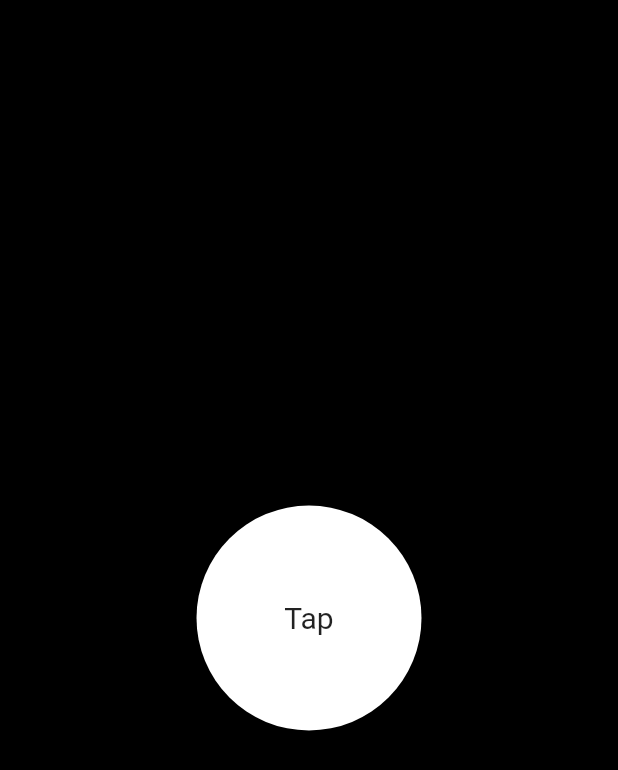
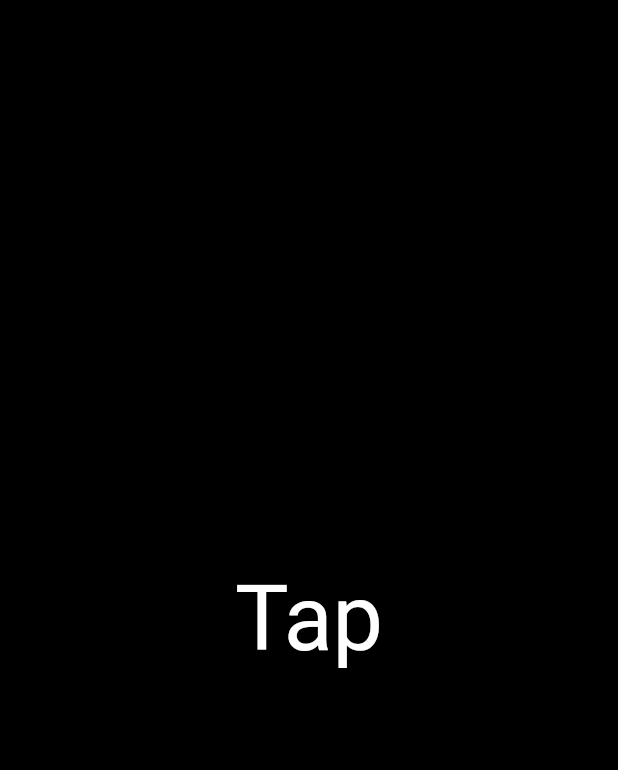
Before and after one commit to epconccs/dayts, a Flutter app: the screen it shows after launch, on a phone screen of 412 x 824 dp. Shown: the top 770 px of the screen. Run offline on Flutter 3.47's test engine with Material 2 defaults, Android fonts, the phone set to English and light mode, and no system bars.

Commit message:
Load activity from API

```diff
--- /dev/null
+++ b/lib/models/activity.dart
@@ -0,0 +1,9 @@
+class Activity {
+  final String description;
+
+  Activity({this.description});
+
+  factory Activity.fromJson(Map<String, dynamic> json) {
+    return Activity(description: json['activity']);
+  }
+}
--- a/lib/screens/home/dayts_bloc.dart
+++ b/lib/screens/home/dayts_bloc.dart
@@ -22,7 +22,7 @@ class DaytsBloc {
     _inActivity.add(DaytsState.daytsLoading());
     if (event is NewActivityEvent) {
       _repository.getActivity().then((activity) {
-        _inActivity.add(DaytsState.daytsData(activity));
+        _inActivity.add(DaytsState.daytsData(activity.description));
       });
     }
   }
--- a/lib/screens/home/home_screen.dart
+++ b/lib/screens/home/home_screen.dart
@@ -17,29 +17,26 @@ class _HomeScreenState extends State<HomeScreen> {
   Widget build(BuildContext context) {
     return Scaffold(
       backgroundColor: Colors.black,
-      body: Center(
+      body: Padding(
+        padding: const EdgeInsets.all(8.0),
+        child: Center(
           child: StreamBuilder<DaytsState>(
             stream: _bloc.activity,
             initialData: DaytsDataState("Tap"),
-          builder: (BuildContext context, AsyncSnapshot<DaytsState> snapshot) {
+            builder:
+                (BuildContext context, AsyncSnapshot<DaytsState> snapshot) {
               return Container(
                   child: GestureDetector(
                       onTap: () => _bloc.daytsEventSink.add(NewActivityEvent()),
-                child: Container(
-                  width: 150,
-                  height: 150,
-                  child: Center(
-                      child: Text(
-                          snapshot.data is DaytsLoadingState
-                              ? "Loading"
-                              : (snapshot.data as DaytsDataState).activity,
-                          style: TextStyle(fontSize: 20))),
-                  decoration: new BoxDecoration(
-                      color: Colors.white, shape: BoxShape.circle),
+                      child: snapshot.data is DaytsLoadingState
+                          ? CircularProgressIndicator(
+                              valueColor: new AlwaysStoppedAnimation<Color>(
+                                  Colors.white))
+                          : Text((snapshot.data as DaytsDataState).activity,
+                              style: TextStyle(
+                                  color: Colors.white, fontSize: 60))));
+            },
           ),
-              ),
-            );
-          },
         ),
       ),
     );
--- a/pubspec.yaml
+++ b/pubspec.yaml
@@ -19,10 +19,8 @@ environment:
 dependencies:
   flutter:
     sdk: flutter
-
-  # The following adds the Cupertino Icons font to your application.
-  # Use with the CupertinoIcons class for iOS style icons.
   cupertino_icons: ^0.1.2
+  http: ^0.12.0+2
 
 dev_dependencies:
   flutter_test:
```
Also changed, not shown: lib/data/activity_repository.dart (+15 -3 lines), pubspec.lock. Lines whose indentation alone changed are shown as unchanged.
